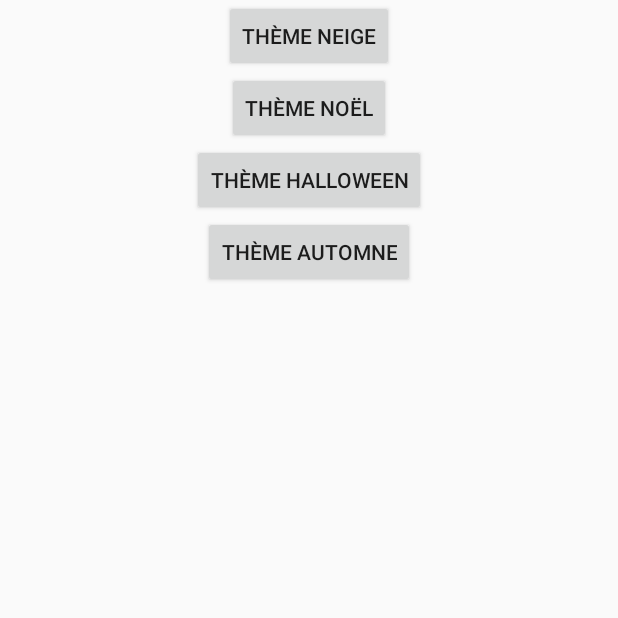
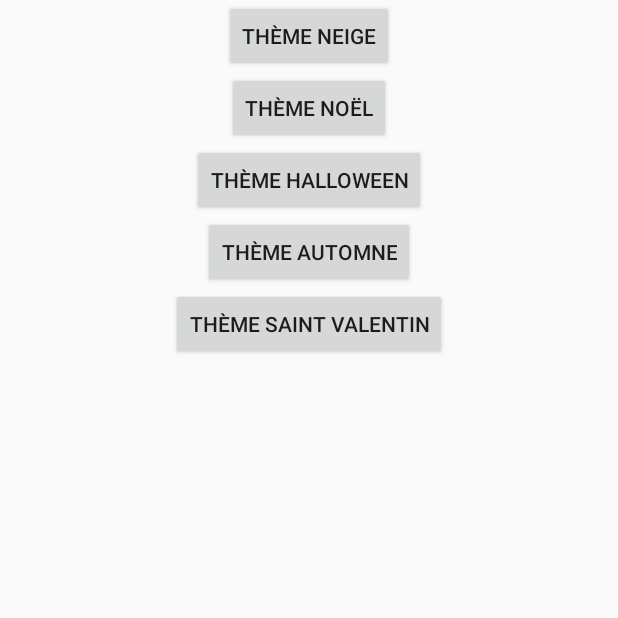
Before and after one commit to Baobax/Xsnow_Android, an Android app: the screen it shows after launch (MainActivity), on a phone screen of 412 x 824 dp, the top half of it. Run offline under Robolectric (Android 15) with nearby library versions, the phone set to English and light mode, and no system bars.

Commit message:
Ajout thème Saint Valentin + ajout d'une nouvelle image pour le thème Noël

```diff
--- a/app/src/main/res/layout/activity_main.xml
+++ b/app/src/main/res/layout/activity_main.xml
@@ -34,4 +34,11 @@
         android:text="@string/theme_automne"
         android:layout_gravity="center" />
 
+    <Button
+        android:id="@+id/btnStValentin"
+        android:layout_width="wrap_content"
+        android:layout_height="wrap_content"
+        android:text="@string/theme_stValentin"
+        android:layout_gravity="center" />
+
 </LinearLayout>
--- a/app/src/main/res/values/strings.xml
+++ b/app/src/main/res/values/strings.xml
@@ -5,4 +5,5 @@
     <string name="theme_noel">Thème Noël</string>
     <string name="theme_halloween">Thème halloween</string>
     <string name="theme_automne">Thème automne</string>
+    <string name="theme_stValentin">Thème Saint Valentin</string>
 </resources>
```
Also changed, not shown: app/src/main/java/com/example/baptiste/xsnow_android/MainActivity.java (+12 -1 lines), app/src/main/res/drawable/coeur.png (added), app/src/main/res/drawable/renne.png (added), app/src/main/res/drawable/rose.png (added).
